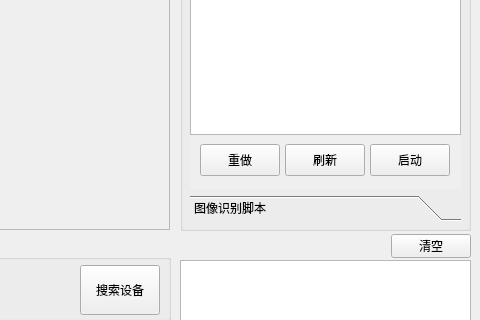
Before: the Qt Designer form resources/ui/main_form.ui in radiantwf/pokemon-controller-gui, drawn with Qt 5; both pictures show x 480 to 960 and y 140 to 460 of the 960 by 750 pixel window.
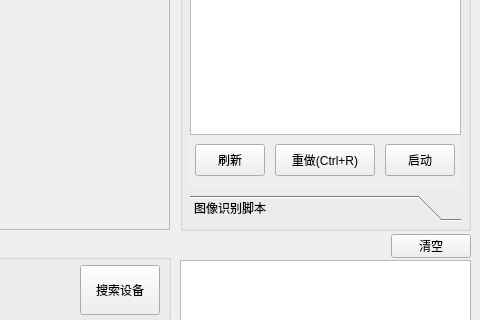
After: the same form once the commit is applied.

Commit message:
feat(UI): 调整按钮布局并添加重做快捷键功能
调整主界面按钮位置和大小，交换刷新和重做按钮功能
为重做按钮添加Ctrl+R/Cmd+R快捷键支持
添加_last_operation_type记录最后操作类型
新增_trigger_page_redo方法处理快捷键重做逻辑

```diff
--- a/resources/ui/main_form.ui
+++ b/resources/ui/main_form.ui
@@ -1215,9 +1215,9 @@
       <widget class="QPushButton" name="btn_macro_opt">
        <property name="geometry">
         <rect>
-         <x>180</x>
+         <x>195</x>
          <y>190</y>
-         <width>80</width>
+         <width>70</width>
          <height>32</height>
         </rect>
        </property>
@@ -1225,12 +1225,25 @@
         <string>启动</string>
        </property>
       </widget>
+      <widget class="QPushButton" name="btn_macro_redo">
+       <property name="geometry">
+        <rect>
+         <x>85</x>
+         <y>190</y>
+         <width>100</width>
+         <height>32</height>
+        </rect>
+       </property>
+       <property name="text">
+        <string>重做(Ctrl+R)</string>
+       </property>
+      </widget>
       <widget class="QPushButton" name="btn_macro_refresh">
        <property name="geometry">
         <rect>
-         <x>95</x>
+         <x>5</x>
          <y>190</y>
-         <width>80</width>
+         <width>70</width>
          <height>32</height>
         </rect>
        </property>
@@ -1238,19 +1251,6 @@
         <string>刷新</string>
        </property>
       </widget>
-      <widget class="QPushButton" name="btn_macro_redo">
-       <property name="geometry">
-        <rect>
-         <x>10</x>
-         <y>190</y>
-         <width>80</width>
-         <height>32</height>
-        </rect>
-       </property>
-       <property name="text">
-        <string>重做</string>
-       </property>
-      </widget>
      </widget>
      <widget class="QWidget" name="page_recognition">
       <property name="geometry">
```
Left out of the diff: 34 changed lines with no effect on the pictures. The commit also changes 1 other file.
